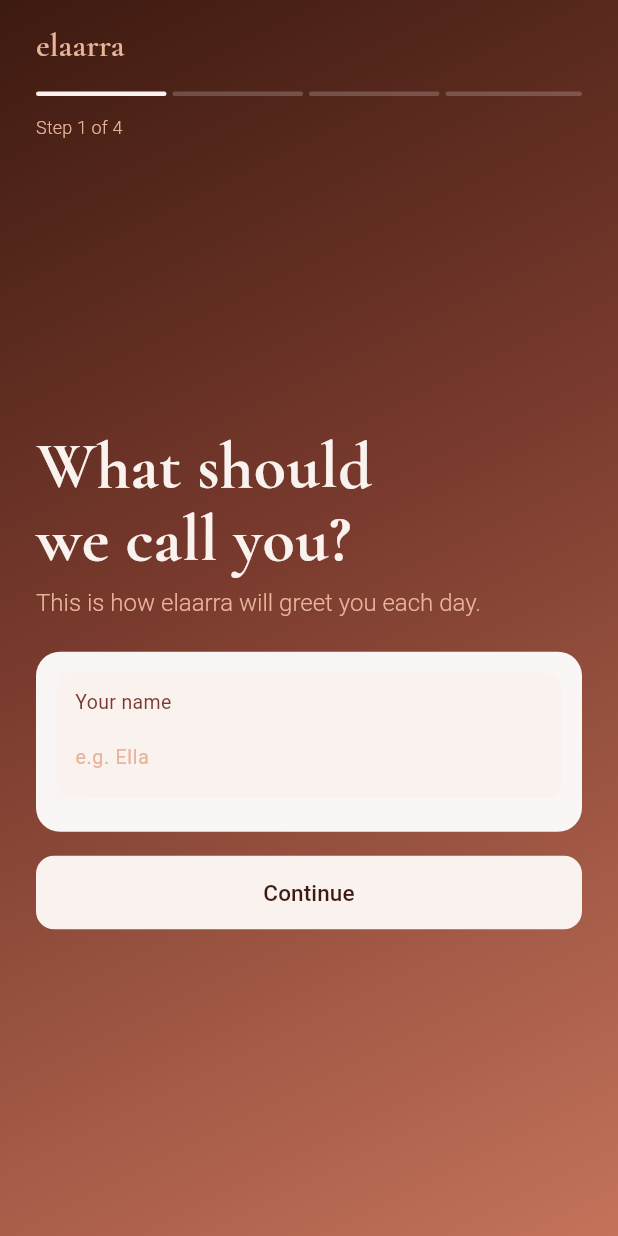
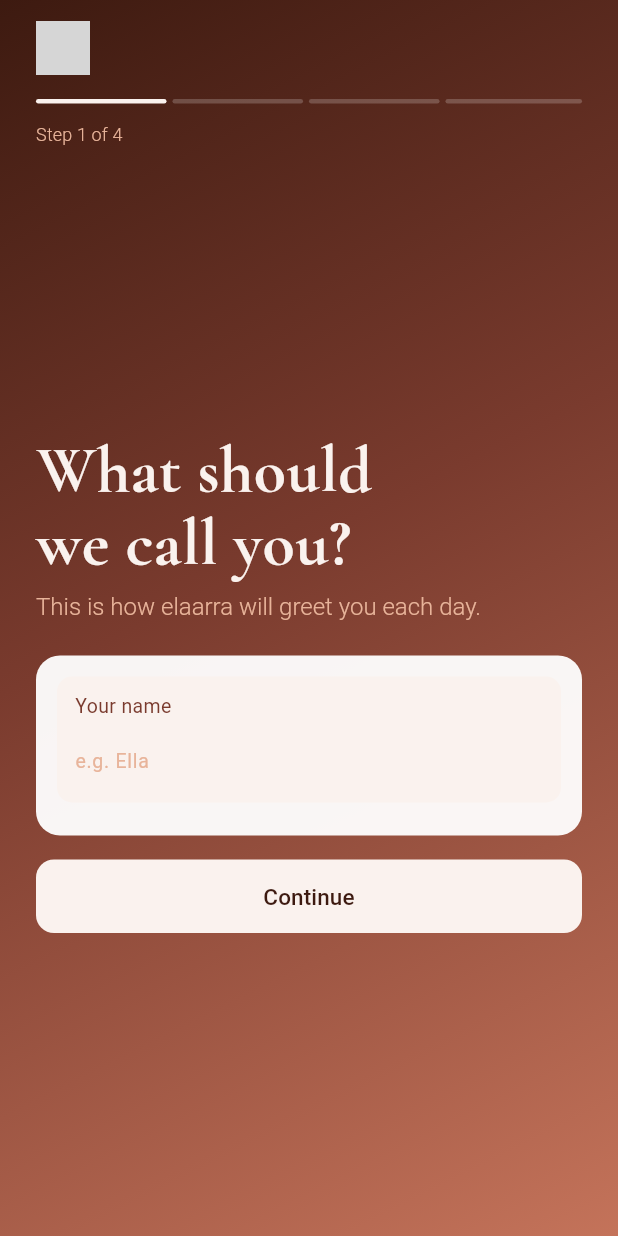
Before and after one commit to elaarra/elaarra-calorie-tracker-app, a Flutter app: the OnboardingScreen screen opened directly, on a phone screen of 412 x 824 dp. Run offline on Flutter 3.47's test engine with Material 3 defaults, Android fonts, the phone set to English and light mode, and no system bars; our stand-ins replace cloud_firestore, firebase_auth, firebase_core, flutter_dotenv, google_sign_in, image_picker and 1 more; accounts and stored records are empty; Roboto replaces fonts that are missing (NeueMontreal); grey boxes are pictures that could not be loaded.

Commit message:
Update onboarding_screen.dart

```diff
--- a/lib/screens/onboarding/onboarding_screen.dart
+++ b/lib/screens/onboarding/onboarding_screen.dart
@@ -128,7 +128,7 @@ class _OnboardingScreenState extends State<OnboardingScreen> {
       child: Column(
         crossAxisAlignment: CrossAxisAlignment.start,
         children: [
-          Text('elaarra', style: AppTextStyles.brandMark),
+          Image.asset('assets/images/logo_cream_darkBG.png', height: 36),
           const SizedBox(height: 16),
           Row(
             children: List.generate(_totalSteps, (i) {
```
